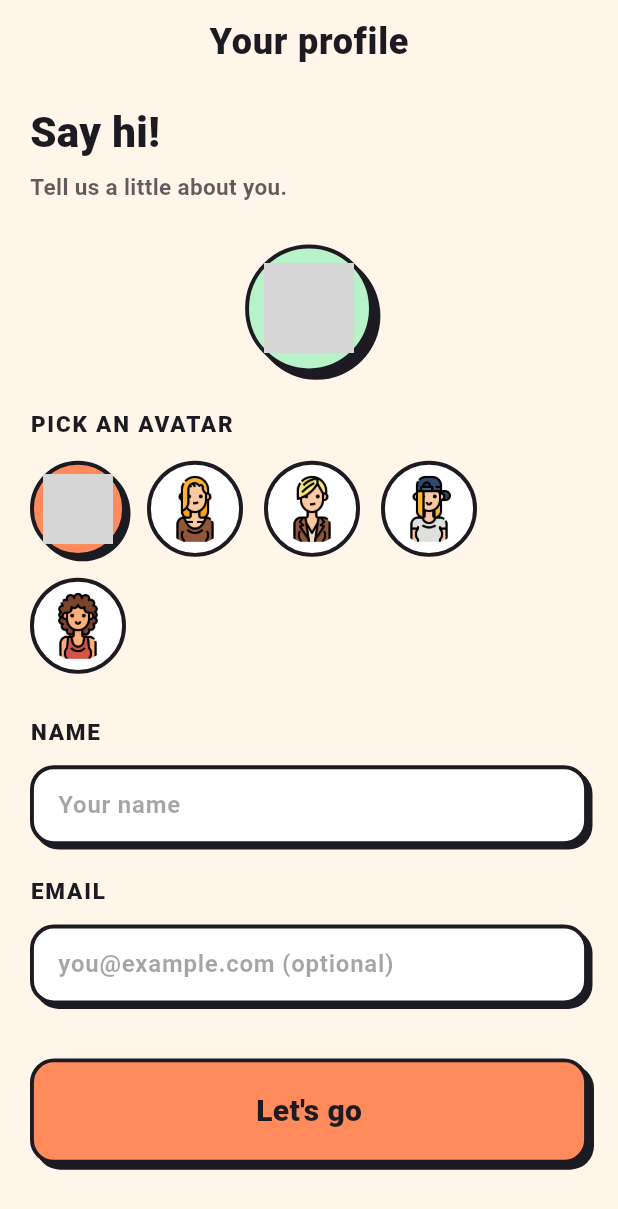
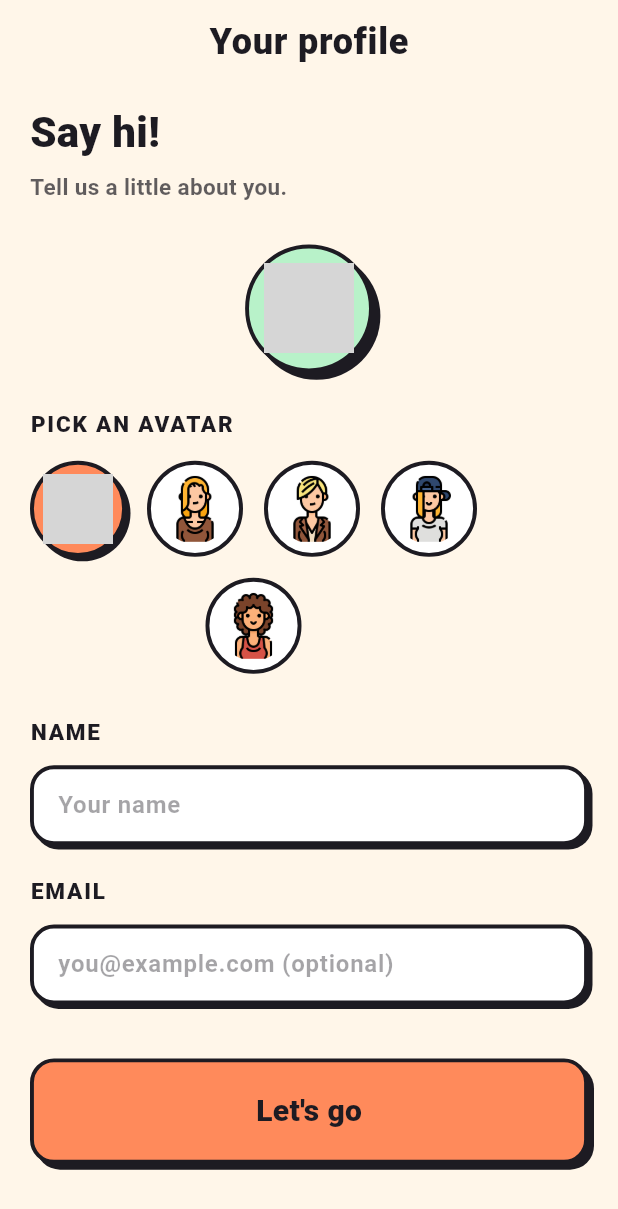
Before and after one commit to joshitha1808/planit, a Flutter app: the ProfileSetupPage screen opened directly, on a phone screen of 412 x 824 dp. Shown: the top 1209 px of the screen. Run offline on Flutter 3.47's test engine with Material 3 defaults, Android fonts, the light colour scheme and no system bars; our stand-ins replace drift, flutter_riverpod, fpdart, riverpod_annotation; accounts and stored records are empty; generated files the repository leaves out were written again; grey boxes are pictures that could not be loaded.

Commit message:
style: center align avatar picker on profile setup

```diff
--- a/lib/views/profile_setup_page.dart
+++ b/lib/views/profile_setup_page.dart
@@ -225,6 +225,7 @@ class _AvatarPicker extends StatelessWidget {
     return Wrap(
       spacing: 14,
       runSpacing: 14,
+      alignment: WrapAlignment.center,
       children: AppConstants.avatars.map((avatar) {
         final isSelected = avatar == selected;
         return GestureDetector(
```
